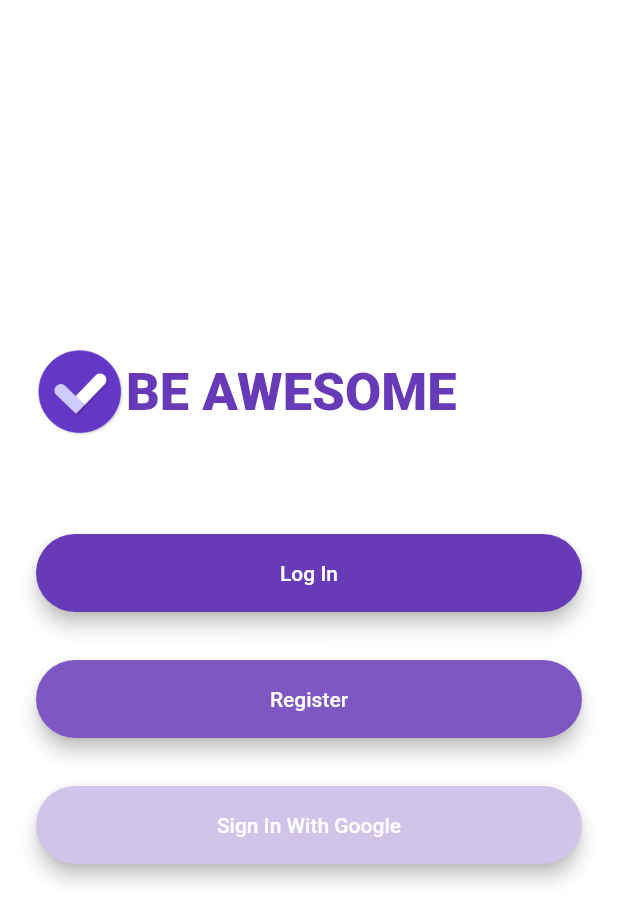
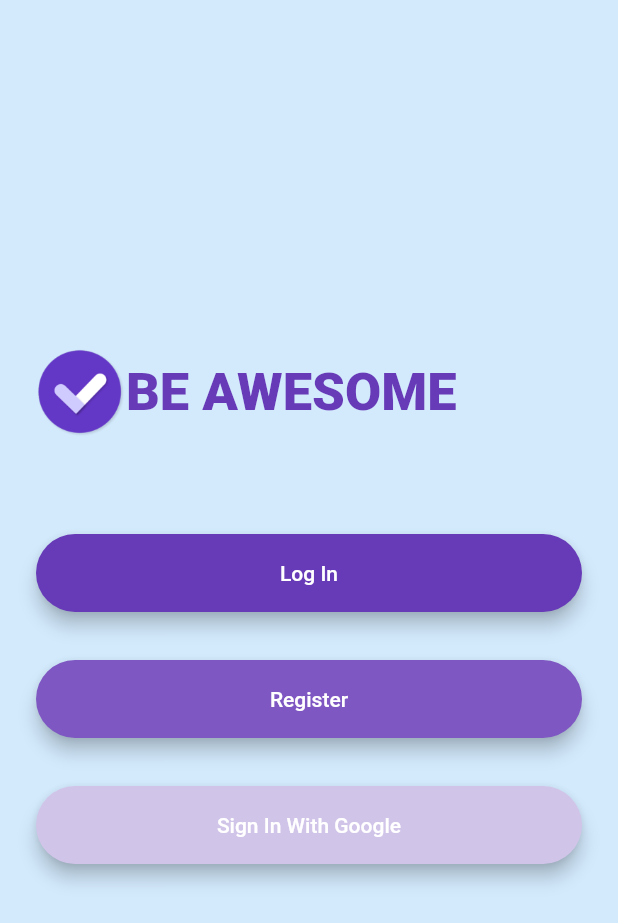
Before and after one commit to Coding-Club-IITG/Git-Workshop-flutter, a Flutter app: the first screen one second after launch, on a phone screen of 412 x 824 dp. Shown: the top 923 px of the screen. Run offline on Flutter 3.47's test engine with Material 2 defaults, Android fonts, the phone set to English and light mode, and no system bars; drawn by our look-alikes of animated_text_kit; our stand-ins replace cloud_firestore, firebase_auth, firebase_core, modal_progress_hud; accounts and stored records are empty.

Commit message:
black screen changed to blue

```diff
--- a/lib/screens/welcome_screen.dart
+++ b/lib/screens/welcome_screen.dart
@@ -28,7 +28,7 @@ class _WelcomeScreenState extends State<WelcomeScreen>
     );
 
 
-    animation = ColorTween(begin: Colors.white, end: Colors.white)
+    animation = ColorTween(begin: Colors.blue, end: Colors.white)
         .animate(controller);
 
     controller.forward();
```
